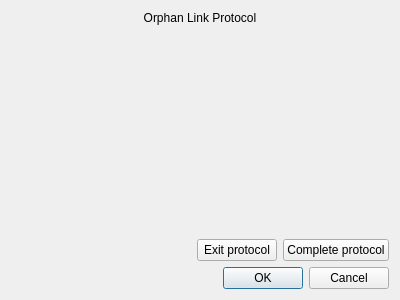
janelia-flyem/NeuTu, file neurolabi/gui/protocols/orphanlinkprotocol.ui: the form before one commit.
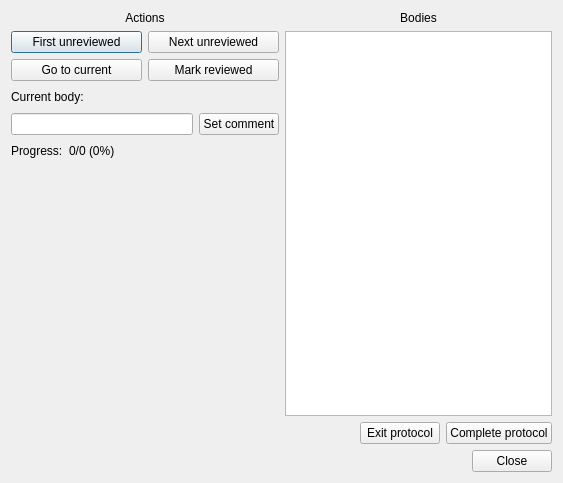
The form after the commit.

Commit message: protocol saves its state in DVID; protocol loads tasks and shows progress

```diff
--- a/neurolabi/gui/protocols/orphanlinkprotocol.ui
+++ b/neurolabi/gui/protocols/orphanlinkprotocol.ui
@@ -6,36 +6,176 @@
    <rect>
     <x>0</x>
     <y>0</y>
-    <width>400</width>
-    <height>300</height>
+    <width>563</width>
+    <height>483</height>
    </rect>
   </property>
   <property name="windowTitle">
    <string>Orphan Link Protocol</string>
   </property>
-  <layout class="QVBoxLayout" name="verticalLayout">
+  <layout class="QVBoxLayout" name="verticalLayout" stretch="1,0,0">
    <item>
-    <widget class="QLabel" name="label">
-     <property name="text">
-      <string>Orphan Link Protocol</string>
-     </property>
-     <property name="alignment">
-      <set>Qt::AlignCenter</set>
-     </property>
-    </widget>
-   </item>
-   <item>
-    <spacer name="verticalSpacer">
-     <property name="orientation">
-      <enum>Qt::Vertical</enum>
-     </property>
-     <property name="sizeHint" stdset="0">
-      <size>
-       <width>20</width>
-       <height>40</height>
-      </size>
-     </property>
-    </spacer>
+    <layout class="QHBoxLayout" name="horizontalLayout_2">
+     <item>
+      <layout class="QVBoxLayout" name="verticalLayout_3">
+       <property name="leftMargin">
+        <number>0</number>
+       </property>
+       <item>
+        <widget class="QLabel" name="label_3">
+         <property name="text">
+          <string>Actions</string>
+         </property>
+         <property name="alignment">
+          <set>Qt::AlignCenter</set>
+         </property>
+        </widget>
+       </item>
+       <item>
+        <layout class="QHBoxLayout" name="horizontalLayout_3">
+         <item>
+          <widget class="QPushButton" name="firstButton">
+           <property name="text">
+            <string>First unreviewed</string>
+           </property>
+          </widget>
+         </item>
+         <item>
+          <widget class="QPushButton" name="nextxButton">
+           <property name="text">
+            <string>Next unreviewed</string>
+           </property>
+          </widget>
+         </item>
+        </layout>
+       </item>
+       <item>
+        <layout class="QHBoxLayout" name="horizontalLayout_4">
+         <item>
+          <widget class="QPushButton" name="gotoCurrentButton">
+           <property name="text">
+            <string>Go to current</string>
+           </property>
+          </widget>
+         </item>
+         <item>
+          <widget class="QPushButton" name="markButton">
+           <property name="text">
+            <string>Mark reviewed</string>
+           </property>
+          </widget>
+         </item>
+        </layout>
+       </item>
+       <item>
+        <layout class="QHBoxLayout" name="horizontalLayout_5">
+         <item>
+          <widget class="QLabel" name="label_5">
+           <property name="text">
+            <string>Current body:</string>
+           </property>
+          </widget>
+         </item>
+         <item>
+          <widget class="QLabel" name="currentBodyLabel">
+           <property name="text">
+            <string> </string>
+           </property>
+          </widget>
+         </item>
+         <item>
+          <spacer name="horizontalSpacer_2">
+           <property name="orientation">
+            <enum>Qt::Horizontal</enum>
+           </property>
+           <property name="sizeHint" stdset="0">
+            <size>
+             <width>40</width>
+             <height>20</height>
+            </size>
+           </property>
+          </spacer>
+         </item>
+        </layout>
+       </item>
+       <item>
+        <layout class="QHBoxLayout" name="horizontalLayout_6">
+         <item>
+          <widget class="QLineEdit" name="commentEntry"/>
+         </item>
+         <item>
+          <widget class="QPushButton" name="commentButton">
+           <property name="text">
+            <string>Set comment</string>
+           </property>
+          </widget>
+         </item>
+        </layout>
+       </item>
+       <item>
+        <layout class="QHBoxLayout" name="horizontalLayout_8">
+         <item>
+          <widget class="QLabel" name="label_6">
+           <property name="text">
+            <string>Progress:</string>
+           </property>
+          </widget>
+         </item>
+         <item>
+          <widget class="QLabel" name="progressLabel">
+           <property name="text">
+            <string>0/0 (0%)</string>
+           </property>
+          </widget>
+         </item>
+         <item>
+          <spacer name="horizontalSpacer_3">
+           <property name="orientation">
+            <enum>Qt::Horizontal</enum>
+           </property>
+           <property name="sizeHint" stdset="0">
+            <size>
+             <width>40</width>
+             <height>20</height>
+            </size>
+           </property>
+          </spacer>
+         </item>
+        </layout>
+       </item>
+       <item>
+        <spacer name="verticalSpacer">
+         <property name="orientation">
+          <enum>Qt::Vertical</enum>
+         </property>
+         <property name="sizeHint" stdset="0">
+          <size>
+           <width>20</width>
+           <height>40</height>
+          </size>
+         </property>
+        </spacer>
+       </item>
+      </layout>
+     </item>
+     <item>
+      <layout class="QVBoxLayout" name="verticalLayout_2">
+       <item>
+        <widget class="QLabel" name="label_4">
+         <property name="text">
+          <string>Bodies</string>
+         </property>
+         <property name="alignment">
+          <set>Qt::AlignCenter</set>
+         </property>
+        </widget>
+       </item>
+       <item>
+        <widget class="QTableView" name="tableView"/>
+       </item>
+      </layout>
+     </item>
+    </layout>
    </item>
    <item>
     <layout class="QHBoxLayout" name="horizontalLayout">
@@ -74,7 +214,7 @@
       <enum>Qt::Horizontal</enum>
      </property>
      <property name="standardButtons">
-      <set>QDialogButtonBox::Cancel|QDialogButtonBox::Ok</set>
+      <set>QDialogButtonBox::Close</set>
      </property>
     </widget>
    </item>
```
The commit also changes 2 other files.
